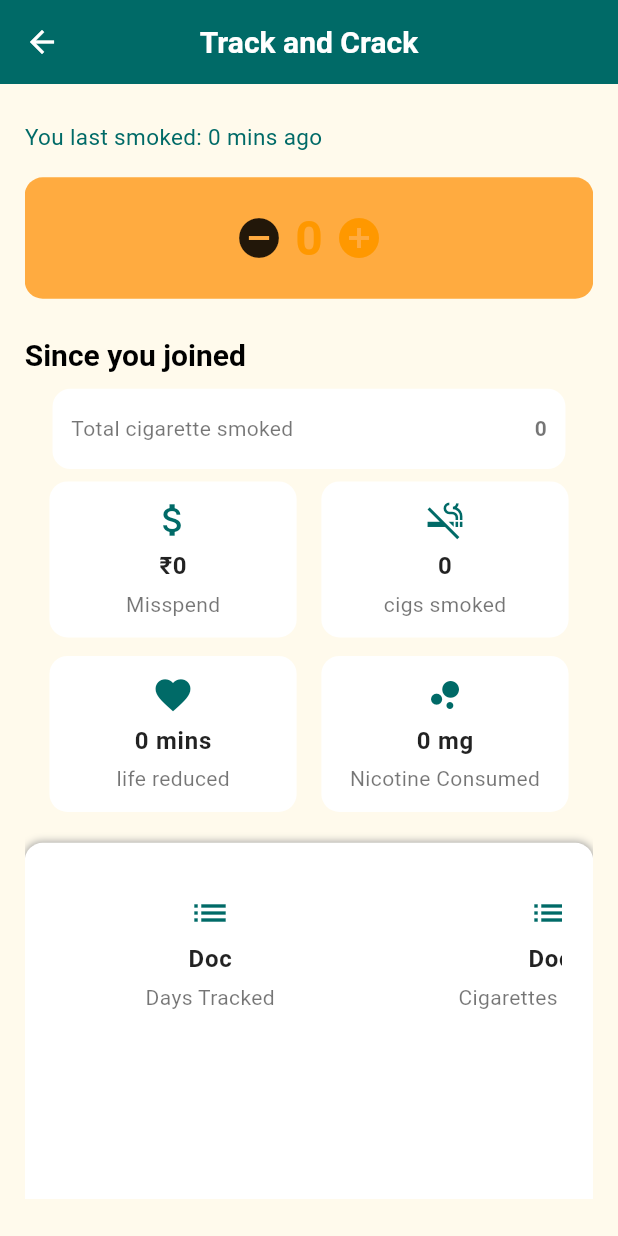
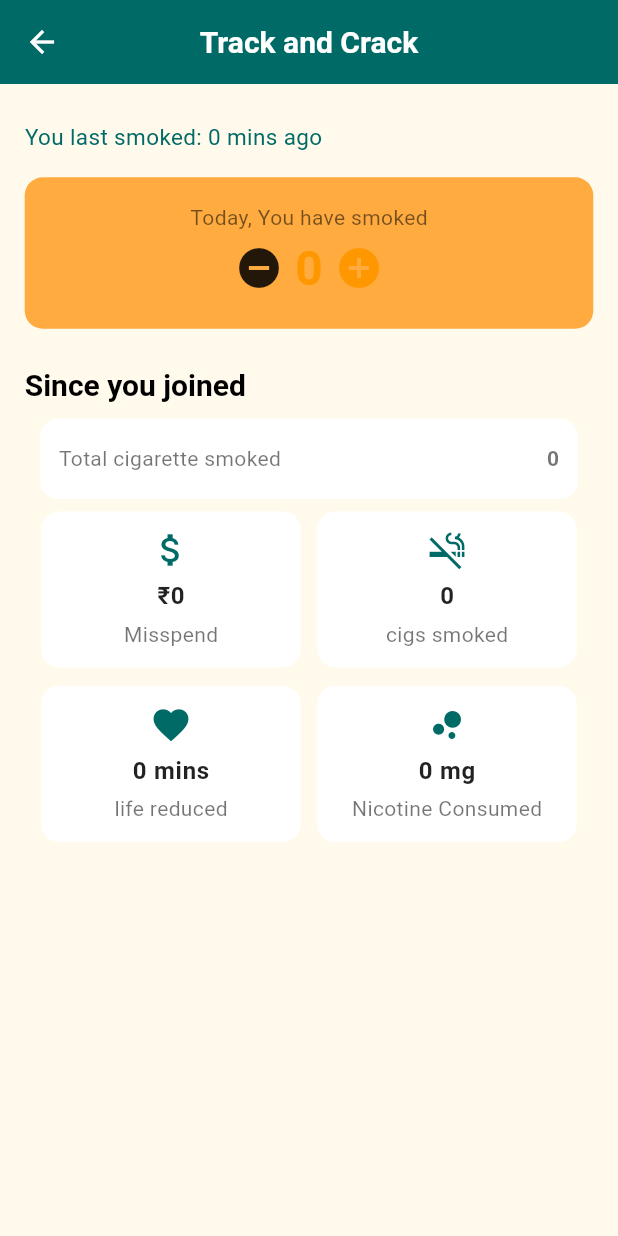
Before and after one commit to KartheekValigonda/Airbound, a Flutter app: the Progress screen opened directly, on a phone screen of 412 x 824 dp. Run offline on Flutter 3.47's test engine with Material 3 defaults, Android fonts, the phone set to English and light mode, and no system bars; our stand-ins replace cloud_firestore, firebase_auth, firebase_core, get, shared_preferences, velocity_x; missing offline and left inert: firebase_app_check; accounts and stored records are empty.

Commit message:
Updated UI

```diff
--- a/lib/Progress/progress.dart
+++ b/lib/Progress/progress.dart
@@ -175,7 +175,10 @@ class _ProgressState extends State<Progress> {
                     color: theme.colorScheme.secondary,
                     borderRadius: BorderRadius.circular(12),
                   ),
-                  child: Row(
+                  child: Column(
+                    children:[
+                      Text("Today, You have smoked"),
+                      Row(
                         mainAxisAlignment: MainAxisAlignment.center,
                         children: [
                           IconButton(
@@ -197,6 +200,8 @@ class _ProgressState extends State<Progress> {
                           ),
                         ],
                       ),
+                    ]
+                  ),
                 ),
               ),
               SizedBox(height: screenHeight * 0.03),
@@ -207,7 +212,7 @@ class _ProgressState extends State<Progress> {
               SizedBox(height: screenHeight * 0.01),
               Center(
                 child: Container(
-                  width: screenWidth * 0.83,
+                  width: screenWidth * 0.87,
                   height: screenHeight * 0.065,
                   padding: EdgeInsets.symmetric(
                       horizontal: screenWidth * 0.03, vertical: screenHeight * 0.01),
@@ -237,21 +242,19 @@ class _ProgressState extends State<Progress> {
               Row(
                 mainAxisAlignment: MainAxisAlignment.spaceEvenly,
                 children: [
-                  infoCard("₹$misspend", "Misspend", Icons.attach_money, screenWidth * 0.4),
-                  infoCard("$cigsmk", "cigs smoked", Icons.smoke_free, screenWidth * 0.4),
+                  infoCard("₹$misspend", "Misspend", Icons.attach_money, screenWidth * 0.42),
+                  infoCard("$cigsmk", "cigs smoked", Icons.smoke_free, screenWidth * 0.42),
                 ],
               ),
               SizedBox(height: screenHeight * 0.015),
               Row(
                 mainAxisAlignment: MainAxisAlignment.spaceEvenly,
                 children: [
-                  infoCard("$life mins", "life reduced", Icons.favorite, screenWidth * 0.4),
+                  infoCard("$life mins", "life reduced", Icons.favorite, screenWidth * 0.42),
                   infoCard("$nic mg", "Nicotine Consumed", Icons.bubble_chart,
-                      screenWidth * 0.4),
+                      screenWidth * 0.42),
                 ],
               ),
-              SizedBox(height: screenHeight * 0.025),
-              _sinceYouJoined(),
             ],
           ),
         ),
@@ -259,42 +262,6 @@ class _ProgressState extends State<Progress> {
     );
   }
 
-  Widget _sinceYouJoined() {
-    final screenWidth = MediaQuery.of(context).size.width;
-    final screenHeight = MediaQuery.of(context).size.height;
-    final theme = Theme.of(context);
-
-    return Container(
-      padding: EdgeInsets.symmetric(
-          horizontal: screenWidth * 0.05, vertical: screenHeight * 0.02),
-      decoration: BoxDecoration(
-        color: theme.cardColor,
-        borderRadius: BorderRadius.circular(12),
-        boxShadow: [
-          BoxShadow(color: Colors.grey.withValues(), blurRadius: 4),
-        ],
-      ),
-      child: Column(
-        crossAxisAlignment: CrossAxisAlignment.start,
-        children: [
-          SingleChildScrollView(
-            scrollDirection: Axis.horizontal,
-            physics: const BouncingScrollPhysics(),
-            child: Row(
-              mainAxisAlignment: MainAxisAlignment.spaceEvenly,
-              children: [
-                _infoCardSmall("Doc", "Days Tracked", Icons.list),
-                SizedBox(width: screenWidth * 0.05),
-                _infoCardSmall("Doc", "Cigarettes Smoked", Icons.list),
-                SizedBox(width: screenWidth * 0.05),
-                _infoCardSmall("Doc", "Cigarettes Smoked", Icons.list),
-              ],
-            ),
-          ),
-        ],
-      ),
-    );
-  }
 
   Widget _infoCardSmall(String value, String label, IconData icon) {
     final screenWidth = MediaQuery.of(context).size.width;
```
Lines whose indentation alone changed are shown as unchanged.
